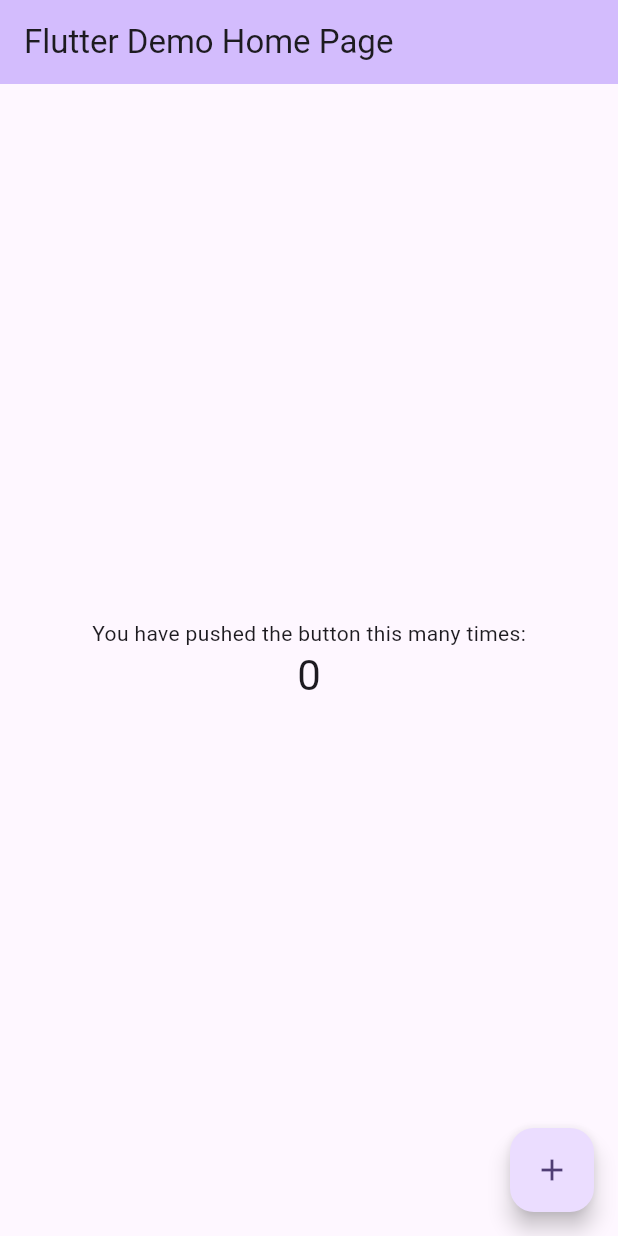
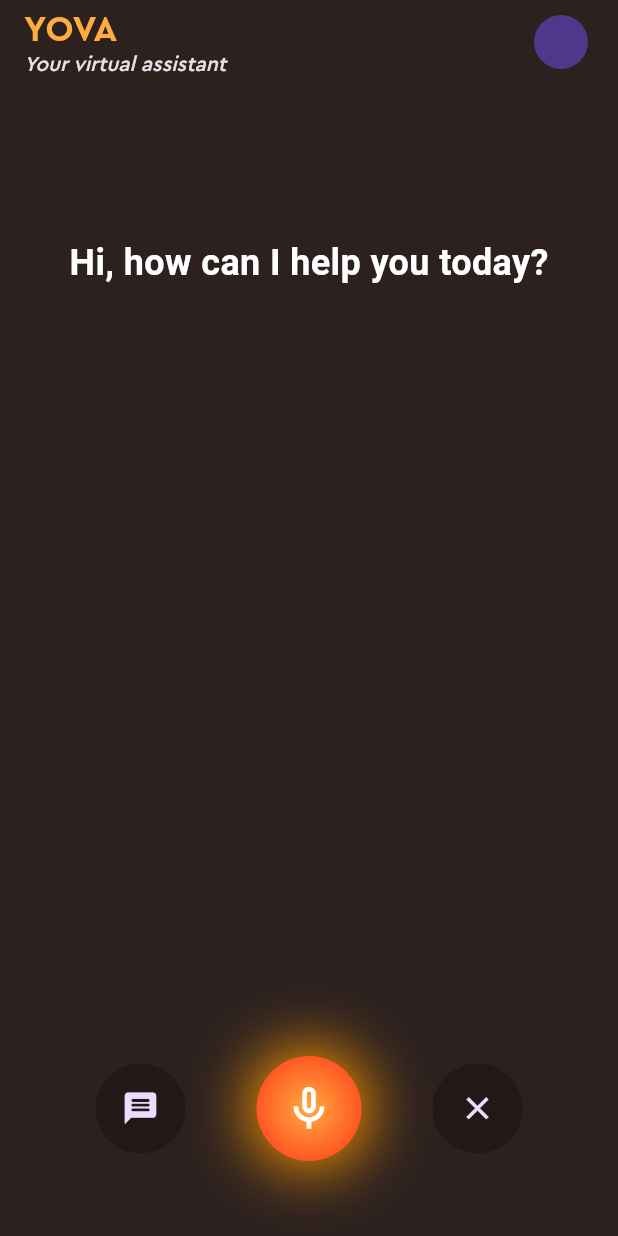
Before and after one commit to SamratGiri/voice-assistant-app, a Flutter app: the screen it shows after launch, on a phone screen of 412 x 824 dp. Run offline on Flutter 3.47's test engine with Material 3 defaults, Android fonts, the phone set to English and light mode, and no system bars; drawn by our look-alikes of avatar_glow; our stand-ins replace animate_do, glassmorphism, speech_to_text; missing offline and left inert: siri_wave; Roboto replaces fonts that are missing (Cera Pro).

Commit message:
glowing_button

```diff
--- /dev/null
+++ b/lib/glowing_mic_button.dart
@@ -0,0 +1,54 @@
+// ignore_for_file: public_member_api_docs, sort_constructors_first
+import 'package:flutter/material.dart';
+import 'package:avatar_glow/avatar_glow.dart';
+
+class GlowingMicButton extends StatefulWidget {
+  final VoidCallback onTap;
+  const GlowingMicButton({super.key, required this.onTap});
+
+  @override
+  State<GlowingMicButton> createState() => _GlowingMicButtonState();
+}
+
+class _GlowingMicButtonState extends State<GlowingMicButton> {
+  bool _isActive = true;
+
+  @override
+  Widget build(BuildContext context) {
+    return AvatarGlow(
+      glowCount: 3,
+      glowRadiusFactor: 0.3,
+      animate: _isActive,
+      glowColor: Colors.orange.withOpacity(0.5),
+      duration: Duration(milliseconds: 10000),
+      repeat: true,
+
+      child: GestureDetector(
+        onTap: () {
+          setState(() {
+            _isActive = !_isActive;
+          });
+          widget.onTap;
+        },
+        child: Container(
+          height: 70,
+          width: 70,
+          decoration: BoxDecoration(
+            gradient: const RadialGradient(
+              colors: [
+                Colors.orangeAccent,
+                Colors.deepOrange,
+              ], // Bright to dark orange
+              center: Alignment.center, // Shine from top for 3D feel
+            ),
+            shape: BoxShape.circle,
+            boxShadow: [
+              BoxShadow(color: Colors.orange, blurRadius: 35, spreadRadius: 5),
+            ],
+          ),
+          child: const Icon(Icons.mic_none_sharp, size: 35),
+        ),
+      ),
+    );
+  }
+}
--- /dev/null
+++ b/lib/home_page.dart
@@ -0,0 +1,106 @@
+import 'package:flutter/material.dart';
+import 'package:speech_to_text/speech_to_text.dart';
+import 'package:glassmorphism/glassmorphism.dart';
+import 'package:siri_wave/siri_wave.dart' as siri_wave;
+import 'package:animate_do/animate_do.dart';
+import 'package:voice_assist_app/glowing_mic_button.dart';
+import 'pallete.dart';
+
+class HomePage extends StatefulWidget {
+  const HomePage({super.key});
+
+  @override
+  State<HomePage> createState() => _HomePageState();
+}
+
+class _HomePageState extends State<HomePage> {
+  final SpeechToText speechToText = SpeechToText();
+
+  bool isListening = false;
+  String text = "Press  button and start speaking";
+  String greeting = "Hi, how can I help you today?";
+  double buttonSize = 30;
+  double iconsize = 25;
+
+  @override
+  Widget build(BuildContext context) {
+    return Scaffold(
+      appBar: AppBar(
+        backgroundColor: Pallete.backgroundColor,
+        centerTitle: false,
+        title: Column(
+          crossAxisAlignment: CrossAxisAlignment.start,
+          children: [
+            Text('YOVA', style: Fonts.bold),
+            Text('Your virtual assistant ', style: Fonts.medium),
+          ],
+        ),
+        actions: [
+          Padding(
+            padding: const EdgeInsets.only(right: 20),
+            child: CircleAvatar(radius: 18),
+          ),
+        ],
+      ),
+      body: Padding(
+        padding: const EdgeInsets.symmetric(
+          horizontal: 10.0,
+        ).copyWith(bottom: 20),
+        child: Container(
+          margin: EdgeInsets.all(22),
+          decoration: const BoxDecoration(
+            gradient: LinearGradient(
+              begin: Alignment.topLeft,
+              end: Alignment.bottomRight,
+              colors: [Pallete.backgroundColor, Pallete.backgroundColor],
+            ),
+          ),
+          child: Column(
+            children: [
+              const SizedBox(height: 80),
+              FadeInDown(
+                child: Text(
+                  greeting,
+                  style: const TextStyle(
+                    fontFamily: 'Cera Pro',
+                    color: Pallete.whiteColor,
+                    fontSize: 24,
+                    fontWeight: FontWeight.bold,
+                  ),
+                ),
+              ),
+              Spacer(),
+
+              Spacer(),
+
+              Padding(
+                padding: const EdgeInsets.all(8.0),
+                child: Row(
+                  mainAxisAlignment: MainAxisAlignment.spaceAround,
+                  children: [
+                    CircleAvatar(
+                      radius: buttonSize,
+
+                      backgroundColor: Colors.black26,
+                      child: Icon(Icons.message_rounded, size: iconsize),
+                    ),
+
+                    GlowingMicButton(onTap: () {}),
+
+                    CircleAvatar(
+                      radius: buttonSize,
+
+                      backgroundColor: Colors.black26,
+
+                      child: Icon(Icons.close, size: iconsize),
+                    ),
+                  ],
+                ),
+              ),
+            ],
+          ),
+        ),
+      ),
+    );
+  }
+}
--- a/lib/main.dart
+++ b/lib/main.dart
@@ -1,4 +1,7 @@
 import 'package:flutter/material.dart';
+
+import 'package:voice_assist_app/home_page.dart';
+import 'package:voice_assist_app/pallete.dart';
 
 void main() {
   runApp(const MyApp());
@@ -11,112 +14,12 @@ class MyApp extends StatelessWidget {
   @override
   Widget build(BuildContext context) {
     return MaterialApp(
-      title: 'Flutter Demo',
-      theme: ThemeData(
-        // This is the theme of your application.
-        //
-        // TRY THIS: Try running your application with "flutter run". You'll see
-        // the application has a purple toolbar. Then, without quitting the app,
-        // try changing the seedColor in the colorScheme below to Colors.green
-        // and then invoke "hot reload" (save your changes or press the "hot
-        // reload" button in a Flutter-supported IDE, or press "r" if you used
-        // the command line to start the app).
-        //
-        // Notice that the counter didn't reset back to zero; the application
-        // state is not lost during the reload. To reset the state, use hot
-        // restart instead.
-        //
-        // This works for code too, not just values: Most code changes can be
-        // tested with just a hot reload.
-        colorScheme: .fromSeed(seedColor: Colors.deepPurple),
-      ),
-      home: const MyHomePage(title: 'Flutter Demo Home Page'),
+      title: 'Flutter voice assistant application',
+      debugShowCheckedModeBanner: false,
+      theme: ThemeData.dark(
+        useMaterial3: true,
+      ).copyWith(scaffoldBackgroundColor: Pallete.backgroundColor),
+      home: HomePage(),
     );
   }
 }
-
-class MyHomePage extends StatefulWidget {
-  const MyHomePage({super.key, required this.title});
-
-  // This widget is the home page of your application. It is stateful, meaning
-  // that it has a State object (defined below) that contains fields that affect
-  // how it looks.
-
-  // This class is the configuration for the state. It holds the values (in this
-  // case the title) provided by the parent (in this case the App widget) and
-  // used by the build method of the State. Fields in a Widget subclass are
-  // always marked "final".
-
-  final String title;
-
-  @override
-  State<MyHomePage> createState() => _MyHomePageState();
-}
-
-class _MyHomePageState extends State<MyHomePage> {
-  int _counter = 0;
-
-  void _incrementCounter() {
-    setState(() {
-      // This call to setState tells the Flutter framework that something has
-      // changed in this State, which causes it to rerun the build method below
-      // so that the display can reflect the updated values. If we changed
-      // _counter without calling setState(), then the build method would not be
-      // called again, and so nothing would appear to happen.
-      _counter++;
-    });
-  }
-
-  @override
-  Widget build(BuildContext context) {
-    // This method is rerun every time setState is called, for instance as done
-    // by the _incrementCounter method above.
-    //
-    // The Flutter framework has been optimized to make rerunning build methods
-    // fast, so that you can just rebuild anything that needs updating rather
-    // than having to individually change instances of widgets.
-    return Scaffold(
-      appBar: AppBar(
-        // TRY THIS: Try changing the color here to a specific color (to
-        // Colors.amber, perhaps?) and trigger a hot reload to see the AppBar
-        // change color while the other colors stay the same.
-        backgroundColor: Theme.of(context).colorScheme.inversePrimary,
-        // Here we take the value from the MyHomePage object that was created by
-        // the App.build method, and use it to set our appbar title.
-        title: Text(widget.title),
-      ),
-      body: Center(
-        // Center is a layout widget. It takes a single child and positions it
-        // in the middle of the parent.
-        child: Column(
-          // Column is also a layout widget. It takes a list of children and
-          // arranges them vertically. By default, it sizes itself to fit its
-          // children horizontally, and tries to be as tall as its parent.
-          //
-          // Column has various properties to control how it sizes itself and
-          // how it positions its children. Here we use mainAxisAlignment to
-          // center the children vertically; the main axis here is the vertical
-          // axis because Columns are vertical (the cross axis would be
-          // horizontal).
-          //
-          // TRY THIS: Invoke "debug painting" (choose the "Toggle Debug Paint"
-          // action in the IDE, or press "p" in the console), to see the
-          // wireframe for each widget.
-          mainAxisAlignment: .center,
-          children: [
-            const Text('You have pushed the button this many times:'),
-            Text(
-              '$_counter',
-              style: Theme.of(context).textTheme.headlineMedium,
-            ),
-          ],
-        ),
-      ),
-      floatingActionButton: FloatingActionButton(
-        onPressed: _incrementCounter,
-        tooltip: 'Increment',
-        child: const Icon(Icons.add),
-      ),
-    );
-  }
-}
--- /dev/null
+++ b/lib/pallete.dart
@@ -0,0 +1,33 @@
+import 'package:flutter/material.dart';
+
+class Pallete {
+  static const Color mainFontColor = Color.fromRGBO(0, 0, 0, 1);
+  static const Color firstSuggestionBoxColor = Color.fromRGBO(184, 181, 255, 1);
+  static const Color secondSuggestionBoxColor = Color.fromRGBO(
+    255,
+    230,
+    109,
+    1,
+  );
+  static const Color thirdSuggestionBoxColor = Color.fromRGBO(255, 107, 107, 1);
+  static const Color assistantCircleColor = Color.fromRGBO(184, 181, 255, 1);
+  static const Color borderColor = Color.fromRGBO(200, 200, 200, 1);
+  static const Color blackColor = Colors.black;
+  static const Color whiteColor = Colors.white;
+  static const Color backgroundColor = Color(0xFF2C211F);
+  static const Color greenColor = Colors.green;
+}
+
+class Fonts {
+  static const TextStyle medium = TextStyle(
+    fontFamily: "Cera-Pro",
+    fontSize: 14,
+    fontStyle: FontStyle.italic,
+  );
+  static const TextStyle bold = TextStyle(
+    fontFamily: "Cera-Pro",
+    fontSize: 24,
+    color: Colors.orangeAccent,
+    fontWeight: FontWeight.w800,
+  );
+}
```
Also changed, not shown: pubspec.yaml (+25 -29 lines), assets/fonts/Cera-Pro-Bold.otf (added), assets/fonts/Cera-Pro-Medium.otf (added), assets/images/virtualAssistant.png (added), pubspec.lock, 22 other files.
